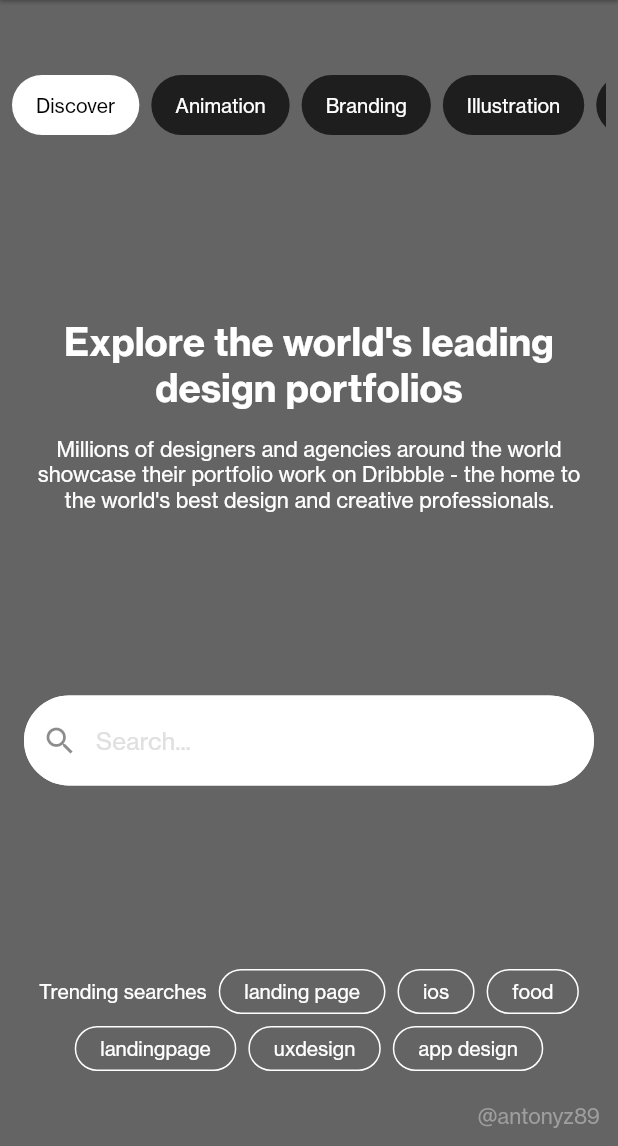
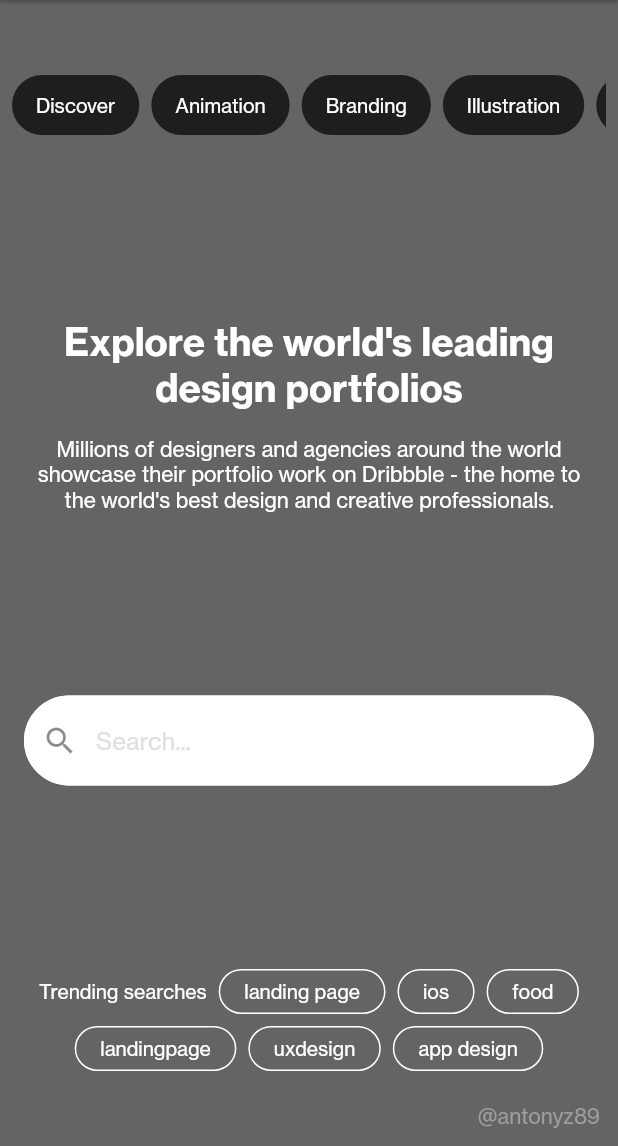
Before and after one commit to AntonyZ89/dribbble-ui-clone, a Flutter app: the screen it shows after launch, on a phone screen of 412 x 824 dp, the part 90-1236 px from its top. Run offline on Flutter 3.47's test engine with Material 2 defaults, Android fonts, the phone set to English and light mode, and no system bars; our stand-ins replace flutter_colorpicker, flutter_svg, video_player.

```diff
--- /dev/null
+++ b/lib/mock/home_header_list.dart
@@ -0,0 +1,15 @@
+class HomeHeaderList {
+  static final List<String> _tags = [
+    'Discover',
+    'Animation',
+    'Branding',
+    'Illustration',
+    'Mobile',
+    'Print',
+    'Product Design',
+    'Typography',
+    'Web Design'
+  ];
+
+  static List<String> list() => _tags;
+}
--- a/lib/mock/mock.dart
+++ b/lib/mock/mock.dart
@@ -1 +1,2 @@
 export 'drawer_list.dart';
+export 'home_header_list.dart';
--- a/lib/widgets/home/header/home_header.dart
+++ b/lib/widgets/home/header/home_header.dart
@@ -24,7 +24,7 @@ class HomeHeaderWidget extends StatelessWidget {
           child: Column(
             mainAxisAlignment: MainAxisAlignment.spaceBetween,
             children: [
-              HomeHeaderTop(),
+              const HomeHeaderTop(),
               const HomeHeaderMid(),
               const HomeHeaderSearchBar(),
               TrendingSearchList(),
--- a/lib/widgets/home/header/home_header_top.dart
+++ b/lib/widgets/home/header/home_header_top.dart
@@ -1,20 +1,17 @@
 import 'package:flutter/material.dart';
+import 'package:flutter_application/mock/mock.dart';
 import 'package:flutter_application/widgets/widgets.dart';
 
-class HomeHeaderTop extends StatelessWidget {
-  HomeHeaderTop({Key? key}) : super(key: key);
+class HomeHeaderTop extends StatefulWidget {
+  const HomeHeaderTop({Key? key}) : super(key: key);
 
-  final List<String> tags = [
-    'Discover',
-    'Animation',
-    'Branding',
-    'Illustration',
-    'Mobile',
-    'Print',
-    'Product Design',
-    'Typography',
-    'Web Design'
-  ];
+  @override
+  State<HomeHeaderTop> createState() => _HomeHeaderTopState();
+}
+
+class _HomeHeaderTopState extends State<HomeHeaderTop> {
+  final List<String> _tags = HomeHeaderList.list();
+  int? _selectedIndex;
 
   @override
   Widget build(BuildContext context) {
@@ -23,15 +20,21 @@ class HomeHeaderTop extends StatelessWidget {
       height: 40,
       child: ListView.separated(
         scrollDirection: Axis.horizontal,
-        itemCount: tags.length,
+        itemCount: _tags.length,
         itemBuilder: (BuildContext context, int index) {
           return Tag(
-            text: tags[index],
-            active: index == 0,
+            text: _tags[index],
+            active: index == _selectedIndex,
+            onTap: () => updateIndex(index),
+            onEnter: (e) => updateIndex(index),
           );
         },
         separatorBuilder: (BuildContext context, int index) => const SizedBox(width: 8),
       ),
     );
   }
+
+  void updateIndex(int index) {
+    setState(() => _selectedIndex = index);
+  }
 }
--- a/lib/widgets/home_drawer.dart
+++ b/lib/widgets/home_drawer.dart
@@ -11,6 +11,7 @@ class HomeDrawer extends StatefulWidget {
 
 class _HomeDrawerState extends State<HomeDrawer> {
   final List<int> _selectedIndexes = [];
+  final List<DrawerListItem> menuItems = DrawerList.list();
 
   @override
   Widget build(BuildContext context) {
@@ -38,7 +39,7 @@ class _HomeDrawerState extends State<HomeDrawer> {
                       _selectedIndexes.remove(panelIndex);
                     }
                   }),
-                  children: DrawerList.list().asMap().entries.map<ExpansionPanel>((MapEntry<int, DrawerListItem> item) {
+                  children: menuItems.asMap().entries.map<ExpansionPanel>((MapEntry<int, DrawerListItem> item) {
                     int currentIndex = item.key;
                     String title = item.value.title;
                     List<String> subitems = item.value.items;
--- a/lib/widgets/tag.dart
+++ b/lib/widgets/tag.dart
@@ -1,3 +1,4 @@
+import 'package:flutter/gestures.dart';
 import 'package:flutter/material.dart';
 
 class Tag extends StatelessWidget {
@@ -5,18 +6,26 @@ class Tag extends StatelessWidget {
   final bool active;
   final double? height;
   final bool outlined;
+  final void Function()? onTap;
+  final void Function(PointerEnterEvent)? onEnter;
 
   const Tag({
-    Key? key,
+    super.key,
     required this.text,
     this.height,
     this.active = false,
     this.outlined = false,
-  }) : super(key: key);
+    this.onTap,
+    this.onEnter,
+  });
 
   @override
   Widget build(BuildContext context) {
-    return Container(
+    return MouseRegion(
+      onEnter: onEnter,
+      child: GestureDetector(
+        onTap: onTap,
+        child: Container(
           height: height,
           padding: const EdgeInsets.symmetric(horizontal: 16),
           decoration: BoxDecoration(
@@ -33,6 +42,8 @@ class Tag extends StatelessWidget {
               ),
             ),
           ),
+        ),
+      ),
     );
   }
 }
```
Lines whose indentation alone changed are shown as unchanged.
